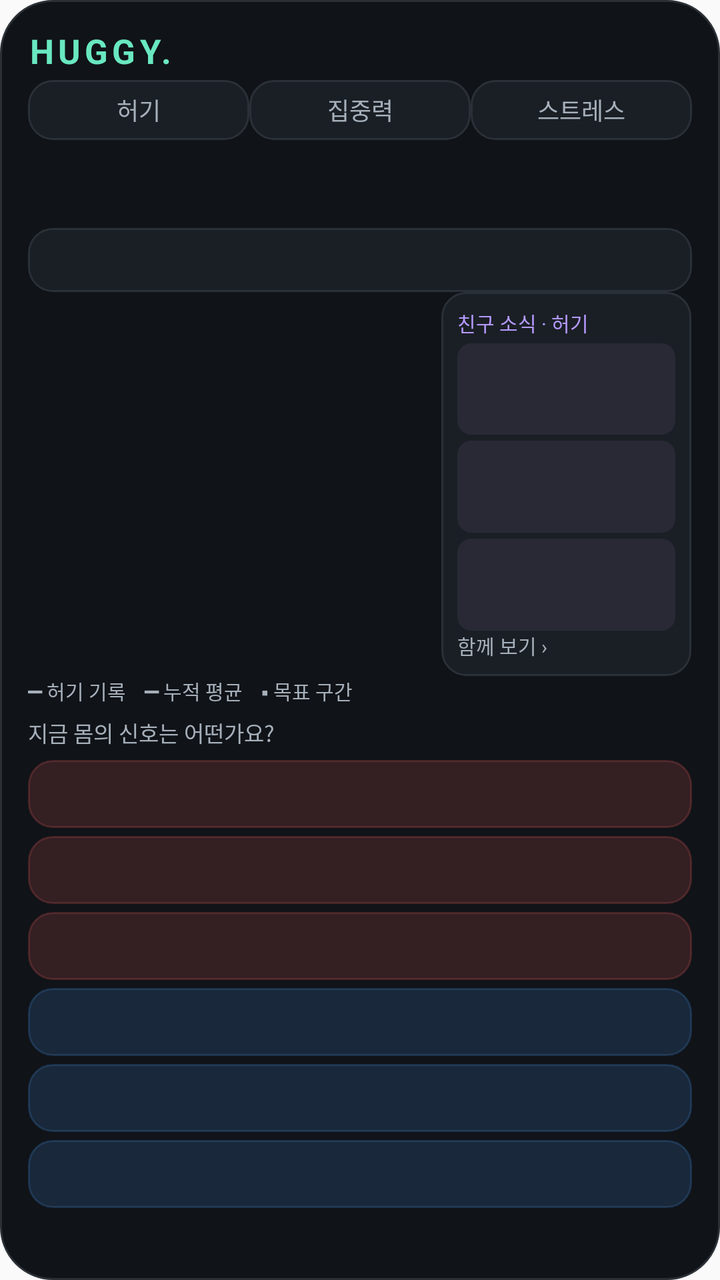
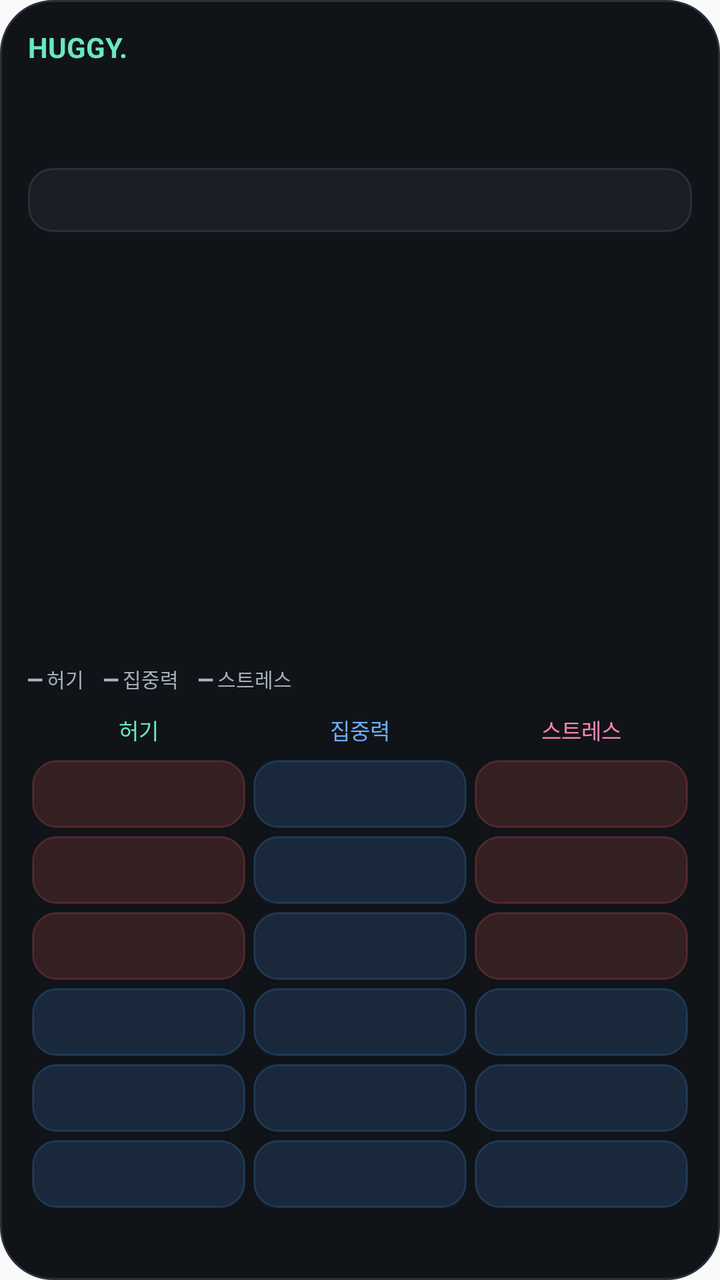

The first picture is an Android layout as it rendered before a commit; the second is the same layout after the commit. The layout source and the unified diff follow.
<!-- AndroidManifest.xml: application theme android:Theme.Material.Light.NoActionBar -->
<!-- res/layout/widget.xml -->
<FrameLayout xmlns:android="http://schemas.android.com/apk/res/android" android:layout_width="match_parent" android:layout_height="match_parent" android:background="@drawable/widget_background">
<LinearLayout android:layout_width="match_parent" android:layout_height="match_parent" android:padding="14dp" android:orientation="vertical">
<LinearLayout android:layout_width="match_parent" android:layout_height="26dp" android:orientation="horizontal">
<TextView android:id="@+id/brand" android:maxLines="1" android:ellipsize="end" android:layout_width="0dp" android:layout_weight="1" android:layout_height="26dp" android:text="HUGGY." android:textStyle="bold" android:letterSpacing="0.12" android:textSize="17sp" android:textColor="#69E8C0"/>
<TextView android:id="@+id/update" android:layout_width="wrap_content" android:layout_height="match_parent" android:gravity="center" android:paddingLeft="8dp" android:paddingRight="8dp" android:text="↑ 업데이트" android:textSize="11sp" android:textColor="#101317" android:backgroundTint="#69E8C0" android:background="@drawable/widget_button" android:visibility="gone"/>
</LinearLayout>
<LinearLayout android:layout_width="match_parent" android:layout_height="30dp" android:orientation="horizontal"><TextView android:id="@+id/metric0" android:layout_width="0dp" android:layout_weight="1" android:layout_height="match_parent" android:gravity="center" android:text="허기" android:textSize="12sp" android:textColor="#A6B0BB" android:background="@drawable/widget_button"/><TextView android:id="@+id/metric1" android:layout_width="0dp" android:layout_weight="1" android:layout_height="match_parent" android:gravity="center" android:text="집중력" android:textSize="12sp" android:textColor="#A6B0BB" android:background="@drawable/widget_button"/><TextView android:id="@+id/metric2" android:layout_width="0dp" android:layout_weight="1" android:layout_height="match_parent" android:gravity="center" android:text="스트레스" android:textSize="12sp" android:textColor="#A6B0BB" android:background="@drawable/widget_button"/></LinearLayout>
<LinearLayout android:layout_width="match_parent" android:layout_height="44dp">
<TextView android:id="@+id/current" android:maxLines="2" android:ellipsize="end" android:layout_width="0dp" android:layout_weight="1.1" android:layout_height="match_parent" android:textColor="#F0F3F5" android:textSize="13sp" android:gravity="center_vertical"/>
<TextView android:id="@+id/mean" android:layout_width="0dp" android:layout_weight="0.8" android:layout_height="match_parent" android:textColor="#B59AFF" android:textSize="12sp" android:gravity="center"/>
<TextView android:id="@+id/score" android:layout_width="0dp" android:layout_weight="1" android:layout_height="match_parent" android:textColor="#F0F3F5" android:textSize="12sp" android:gravity="center_vertical|right"/>
</LinearLayout>
<TextView android:id="@+id/weight" android:layout_width="match_parent" android:layout_height="32dp" android:background="@drawable/widget_button" android:gravity="center_vertical" android:paddingLeft="10dp" android:textSize="12sp" android:textColor="#E2E7EC"/>
<LinearLayout android:layout_width="match_parent" android:layout_height="0dp" android:layout_weight="1" android:orientation="horizontal">
<ImageView android:id="@+id/plot" android:layout_width="0dp" android:layout_weight="1.65" android:layout_height="match_parent" android:scaleType="fitXY" android:contentDescription="오늘의 허기 기록과 시간 누적 평균 그래프"/>
<LinearLayout android:id="@+id/friendPanel" android:layout_width="0dp" android:layout_weight="1" android:layout_height="match_parent" android:orientation="vertical" android:background="@drawable/widget_button" android:padding="8dp">
<TextView android:layout_width="match_parent" android:layout_height="wrap_content" android:text="친구 소식 · 허기" android:textSize="10sp" android:textColor="#B59AFF"/>
<TextView android:id="@+id/friendMessage0" android:layout_width="match_parent" android:layout_height="0dp" android:layout_weight="1" android:layout_marginTop="3dp" android:padding="4dp" android:background="@drawable/friend_message" android:gravity="center_vertical" android:textSize="10sp" android:textColor="#E2E7EC" android:maxLines="3"/>
<TextView android:id="@+id/friendMessage1" android:layout_width="match_parent" android:layout_height="0dp" android:layout_weight="1" android:layout_marginTop="3dp" android:padding="4dp" android:background="@drawable/friend_message" android:gravity="center_vertical" android:textSize="10sp" android:textColor="#E2E7EC" android:maxLines="3"/>
<TextView android:id="@+id/friendMessage2" android:layout_width="match_parent" android:layout_height="0dp" android:layout_weight="1" android:layout_marginTop="3dp" android:padding="4dp" android:background="@drawable/friend_message" android:gravity="center_vertical" android:textSize="10sp" android:textColor="#E2E7EC" android:maxLines="3"/>

<TextView android:layout_width="match_parent" android:layout_height="wrap_content" android:text="함께 보기 ›" android:textSize="10sp" android:textColor="#A6B0BB"/>
</LinearLayout>
</LinearLayout>
<TextView android:layout_width="match_parent" android:layout_height="20dp" android:text="━ 허기 기록    ━ 누적 평균    ▪ 목표 구간" android:textSize="10sp" android:textColor="#A6B0BB" android:id="@+id/legend"/>
<TextView android:layout_width="match_parent" android:layout_height="20dp" android:text="지금 몸의 신호는 어떤가요?" android:textSize="11sp" android:textColor="#A6B0BB"/>
<TextView android:id="@+id/b0" android:layout_width="match_parent" android:layout_height="34dp" android:layout_marginTop="2dp" android:layout_marginBottom="2dp" android:paddingLeft="10dp" android:paddingRight="10dp" android:gravity="center_vertical" android:textSize="12sp" android:textColor="#E2E7EC" android:background="@drawable/button_full" android:maxLines="1"/>
<TextView android:id="@+id/b1" android:layout_width="match_parent" android:layout_height="34dp" android:layout_marginTop="2dp" android:layout_marginBottom="2dp" android:paddingLeft="10dp" android:paddingRight="10dp" android:gravity="center_vertical" android:textSize="12sp" android:textColor="#E2E7EC" android:background="@drawable/button_full" android:maxLines="1"/>
<TextView android:id="@+id/b2" android:layout_width="match_parent" android:layout_height="34dp" android:layout_marginTop="2dp" android:layout_marginBottom="2dp" android:paddingLeft="10dp" android:paddingRight="10dp" android:gravity="center_vertical" android:textSize="12sp" android:textColor="#E2E7EC" android:background="@drawable/button_full" android:maxLines="1"/>
<TextView android:id="@+id/b3" android:layout_width="match_parent" android:layout_height="34dp" android:layout_marginTop="2dp" android:layout_marginBottom="2dp" android:paddingLeft="10dp" android:paddingRight="10dp" android:gravity="center_vertical" android:textSize="12sp" android:textColor="#E2E7EC" android:background="@drawable/button_hungry" android:maxLines="1"/>
<TextView android:id="@+id/b4" android:layout_width="match_parent" android:layout_height="34dp" android:layout_marginTop="2dp" android:layout_marginBottom="2dp" android:paddingLeft="10dp" android:paddingRight="10dp" android:gravity="center_vertical" android:textSize="12sp" android:textColor="#E2E7EC" android:background="@drawable/button_hungry" android:maxLines="1"/>
<TextView android:id="@+id/b5" android:layout_width="match_parent" android:layout_height="34dp" android:layout_marginTop="2dp" android:layout_marginBottom="2dp" android:paddingLeft="10dp" android:paddingRight="10dp" android:gravity="center_vertical" android:textSize="12sp" android:textColor="#E2E7EC" android:background="@drawable/button_hungry" android:maxLines="1"/>
<TextView android:id="@+id/status" android:layout_width="match_parent" android:layout_height="20dp" android:textColor="#8E9BA5" android:textSize="10sp" android:gravity="center_vertical"/>
</LinearLayout>
<ImageView android:id="@+id/effect" android:layout_width="match_parent" android:layout_height="match_parent" android:scaleType="fitXY" android:importantForAccessibility="no"/>
</FrameLayout>
<!-- resources referenced by this layout -->
<resources>
  <!-- drawable button_full (drawable) -->
  <ripple xmlns:android="http://schemas.android.com/apk/res/android" android:color="#33FF6363">
   <item><shape><solid android:color="#26FF6363"/><corners android:radius="12dp"/><stroke android:width="1dp" android:color="#33FF6363"/></shape></item>
  </ripple>
  <!-- drawable button_hungry (drawable) -->
  <ripple xmlns:android="http://schemas.android.com/apk/res/android" android:color="#334C9EFF">
   <item><shape><solid android:color="#264C9EFF"/><corners android:radius="12dp"/><stroke android:width="1dp" android:color="#334C9EFF"/></shape></item>
  </ripple>
  <!-- drawable friend_message (drawable) -->
  <shape xmlns:android="http://schemas.android.com/apk/res/android"><solid android:color="#292936"/><corners android:radius="7dp"/></shape>
  <!-- drawable widget_background (drawable) -->
  <shape xmlns:android="http://schemas.android.com/apk/res/android"><solid android:color="#101317"/><corners android:radius="26dp"/><stroke android:width="1dp" android:color="#2A3036"/></shape>
  <!-- drawable widget_button (drawable) -->
  <ripple xmlns:android="http://schemas.android.com/apk/res/android" android:color="#5569E8C0"><item><shape><solid android:color="#1A1F25"/><corners android:radius="12dp"/><stroke android:width="1dp" android:color="#2A3037"/></shape></item></ripple>
</resources>

<!-- the commit's change to res/layout/widget.xml (unified diff, before → after) -->
@@ -1,36 +1,53 @@
 <FrameLayout xmlns:android="http://schemas.android.com/apk/res/android" android:layout_width="match_parent" android:layout_height="match_parent" android:background="@drawable/widget_background">
 <LinearLayout android:layout_width="match_parent" android:layout_height="match_parent" android:padding="14dp" android:orientation="vertical">
 <LinearLayout android:layout_width="match_parent" android:layout_height="26dp" android:orientation="horizontal">
-<TextView android:id="@+id/brand" android:maxLines="1" android:ellipsize="end" android:layout_width="0dp" android:layout_weight="1" android:layout_height="26dp" android:text="HUGGY." android:textStyle="bold" android:letterSpacing="0.12" android:textSize="17sp" android:textColor="#69E8C0"/>
+<TextView android:id="@+id/brand" android:layout_width="0dp" android:layout_weight="1" android:layout_height="match_parent" android:text="HUGGY." android:textStyle="bold" android:textSize="14sp" android:textColor="#69E8C0" android:maxLines="1" android:ellipsize="end"/>
 <TextView android:id="@+id/update" android:layout_width="wrap_content" android:layout_height="match_parent" android:gravity="center" android:paddingLeft="8dp" android:paddingRight="8dp" android:text="↑ 업데이트" android:textSize="11sp" android:textColor="#101317" android:backgroundTint="#69E8C0" android:background="@drawable/widget_button" android:visibility="gone"/>
 </LinearLayout>
-<LinearLayout android:layout_width="match_parent" android:layout_height="30dp" android:orientation="horizontal"><TextView android:id="@+id/metric0" android:layout_width="0dp" android:layout_weight="1" android:layout_height="match_parent" android:gravity="center" android:text="허기" android:textSize="12sp" android:textColor="#A6B0BB" android:background="@drawable/widget_button"/><TextView android:id="@+id/metric1" android:layout_width="0dp" android:layout_weight="1" android:layout_height="match_parent" android:gravity="center" android:text="집중력" android:textSize="12sp" android:textColor="#A6B0BB" android:background="@drawable/widget_button"/><TextView android:id="@+id/metric2" android:layout_width="0dp" android:layout_weight="1" android:layout_height="match_parent" android:gravity="center" android:text="스트레스" android:textSize="12sp" android:textColor="#A6B0BB" android:background="@drawable/widget_button"/></LinearLayout>
-<LinearLayout android:layout_width="match_parent" android:layout_height="44dp">
-<TextView android:id="@+id/current" android:maxLines="2" android:ellipsize="end" android:layout_width="0dp" android:layout_weight="1.1" android:layout_height="match_parent" android:textColor="#F0F3F5" android:textSize="13sp" android:gravity="center_vertical"/>
-<TextView android:id="@+id/mean" android:layout_width="0dp" android:layout_weight="0.8" android:layout_height="match_parent" android:textColor="#B59AFF" android:textSize="12sp" android:gravity="center"/>
-<TextView android:id="@+id/score" android:layout_width="0dp" android:layout_weight="1" android:layout_height="match_parent" android:textColor="#F0F3F5" android:textSize="12sp" android:gravity="center_vertical|right"/>
+<LinearLayout android:layout_width="match_parent" android:layout_height="44dp" android:orientation="horizontal">
+<TextView android:id="@+id/score" android:layout_width="0dp" android:layout_weight="1" android:layout_height="match_parent" android:gravity="center" android:textSize="10sp" android:textColor="#69E8C0" android:maxLines="2" android:ellipsize="end"/>
+<TextView android:id="@+id/focusScore" android:layout_width="0dp" android:layout_weight="1" android:layout_height="match_parent" android:gravity="center" android:textSize="10sp" android:textColor="#6CAFFF" android:maxLines="2" android:ellipsize="end"/>
+<TextView android:id="@+id/stressScore" android:layout_width="0dp" android:layout_weight="1" android:layout_height="match_parent" android:gravity="center" android:textSize="10sp" android:textColor="#FF86B6" android:maxLines="2" android:ellipsize="end"/>
 </LinearLayout>
-<TextView android:id="@+id/weight" android:layout_width="match_parent" android:layout_height="32dp" android:background="@drawable/widget_button" android:gravity="center_vertical" android:paddingLeft="10dp" android:textSize="12sp" android:textColor="#E2E7EC"/>
-<LinearLayout android:layout_width="match_parent" android:layout_height="0dp" android:layout_weight="1" android:orientation="horizontal">
-<ImageView android:id="@+id/plot" android:layout_width="0dp" android:layout_weight="1.65" android:layout_height="match_parent" android:scaleType="fitXY" android:contentDescription="오늘의 허기 기록과 시간 누적 평균 그래프"/>
-<LinearLayout android:id="@+id/friendPanel" android:layout_width="0dp" android:layout_weight="1" android:layout_height="match_parent" android:orientation="vertical" android:background="@drawable/widget_button" android:padding="8dp">
-<TextView android:layout_width="match_parent" android:layout_height="wrap_content" android:text="친구 소식 · 허기" android:textSize="10sp" android:textColor="#B59AFF"/>
-<TextView android:id="@+id/friendMessage0" android:layout_width="match_parent" android:layout_height="0dp" android:layout_weight="1" android:layout_marginTop="3dp" android:padding="4dp" android:background="@drawable/friend_message" android:gravity="center_vertical" android:textSize="10sp" android:textColor="#E2E7EC" android:maxLines="3"/>
-<TextView android:id="@+id/friendMessage1" android:layout_width="match_parent" android:layout_height="0dp" android:layout_weight="1" android:layout_marginTop="3dp" android:padding="4dp" android:background="@drawable/friend_message" android:gravity="center_vertical" android:textSize="10sp" android:textColor="#E2E7EC" android:maxLines="3"/>
-<TextView android:id="@+id/friendMessage2" android:layout_width="match_parent" android:layout_height="0dp" android:layout_weight="1" android:layout_marginTop="3dp" android:padding="4dp" android:background="@drawable/friend_message" android:gravity="center_vertical" android:textSize="10sp" android:textColor="#E2E7EC" android:maxLines="3"/>
-
-<TextView android:layout_width="match_parent" android:layout_height="wrap_content" android:text="함께 보기 ›" android:textSize="10sp" android:textColor="#A6B0BB"/>
+<TextView android:id="@+id/weight" android:layout_width="match_parent" android:layout_height="32dp" android:background="@drawable/widget_button" android:gravity="center_vertical" android:paddingLeft="10dp" android:textSize="11sp" android:textColor="#E2E7EC"/>
+<ImageView android:id="@+id/plot" android:layout_width="match_parent" android:layout_height="0dp" android:layout_weight="1" android:scaleType="fitXY" android:contentDescription="오늘의 허기·집중력·스트레스 기록 그래프"/>
+<TextView android:id="@+id/legend" android:layout_width="match_parent" android:layout_height="20dp" android:text="━ 허기　━ 집중력　━ 스트레스" android:textSize="10sp" android:textColor="#A6B0BB"/>
+<LinearLayout android:layout_width="match_parent" android:layout_height="26dp" android:orientation="horizontal">
+<TextView android:id="@+id/metric0" android:layout_width="0dp" android:layout_weight="1" android:layout_height="match_parent" android:gravity="center" android:text="허기" android:textSize="11sp" android:textColor="#69E8C0" android:contentDescription="허기 기록 수정"/>
+<TextView android:id="@+id/metric1" android:layout_width="0dp" android:layout_weight="1" android:layout_height="match_parent" android:gravity="center" android:text="집중력" android:textSize="11sp" android:textColor="#6CAFFF" android:contentDescription="집중력 기록 수정"/>
+<TextView android:id="@+id/metric2" android:layout_width="0dp" android:layout_weight="1" android:layout_height="match_parent" android:gravity="center" android:text="스트레스" android:textSize="11sp" android:textColor="#FF86B6" android:contentDescription="스트레스 기록 수정"/>
 </LinearLayout>
+<LinearLayout android:layout_width="match_parent" android:layout_height="38dp" android:orientation="horizontal">
+<TextView android:id="@+id/b0" android:layout_width="0dp" android:layout_weight="1" android:layout_height="match_parent" android:layout_margin="2dp" android:paddingLeft="3dp" android:paddingRight="3dp" android:gravity="center" android:textSize="10sp" android:textColor="#E2E7EC" android:background="@drawable/button_full" android:maxLines="2" android:ellipsize="end"/>
+<TextView android:id="@+id/f0" android:layout_width="0dp" android:layout_weight="1" android:layout_height="match_parent" android:layout_margin="2dp" android:paddingLeft="3dp" android:paddingRight="3dp" android:gravity="center" android:textSize="10sp" android:textColor="#E2E7EC" android:background="@drawable/button_hungry" android:maxLines="2" android:ellipsize="end"/>
+<TextView android:id="@+id/s0" android:layout_width="0dp" android:layout_weight="1" android:layout_height="match_parent" android:layout_margin="2dp" android:paddingLeft="3dp" android:paddingRight="3dp" android:gravity="center" android:textSize="10sp" android:textColor="#E2E7EC" android:background="@drawable/button_full" android:maxLines="2" android:ellipsize="end"/>
 </LinearLayout>
-<TextView android:layout_width="match_parent" android:layout_height="20dp" android:text="━ 허기 기록    ━ 누적 평균    ▪ 목표 구간" android:textSize="10sp" android:textColor="#A6B0BB" android:id="@+id/legend"/>
-<TextView android:layout_width="match_parent" android:layout_height="20dp" android:text="지금 몸의 신호는 어떤가요?" android:textSize="11sp" android:textColor="#A6B0BB"/>
-<TextView android:id="@+id/b0" android:layout_width="match_parent" android:layout_height="34dp" android:layout_marginTop="2dp" android:layout_marginBottom="2dp" android:paddingLeft="10dp" android:paddingRight="10dp" android:gravity="center_vertical" android:textSize="12sp" android:textColor="#E2E7EC" android:background="@drawable/button_full" android:maxLines="1"/>
-<TextView android:id="@+id/b1" android:layout_width="match_parent" android:layout_height="34dp" android:layout_marginTop="2dp" android:layout_marginBottom="2dp" android:paddingLeft="10dp" android:paddingRight="10dp" android:gravity="center_vertical" android:textSize="12sp" android:textColor="#E2E7EC" android:background="@drawable/button_full" android:maxLines="1"/>
-<TextView android:id="@+id/b2" android:layout_width="match_parent" android:layout_height="34dp" android:layout_marginTop="2dp" android:layout_marginBottom="2dp" android:paddingLeft="10dp" android:paddingRight="10dp" android:gravity="center_vertical" android:textSize="12sp" android:textColor="#E2E7EC" android:background="@drawable/button_full" android:maxLines="1"/>
-<TextView android:id="@+id/b3" android:layout_width="match_parent" android:layout_height="34dp" android:layout_marginTop="2dp" android:layout_marginBottom="2dp" android:paddingLeft="10dp" android:paddingRight="10dp" android:gravity="center_vertical" android:textSize="12sp" android:textColor="#E2E7EC" android:background="@drawable/button_hungry" android:maxLines="1"/>
-<TextView android:id="@+id/b4" android:layout_width="match_parent" android:layout_height="34dp" android:layout_marginTop="2dp" android:layout_marginBottom="2dp" android:paddingLeft="10dp" android:paddingRight="10dp" android:gravity="center_vertical" android:textSize="12sp" android:textColor="#E2E7EC" android:background="@drawable/button_hungry" android:maxLines="1"/>
-<TextView android:id="@+id/b5" android:layout_width="match_parent" android:layout_height="34dp" android:layout_marginTop="2dp" android:layout_marginBottom="2dp" android:paddingLeft="10dp" android:paddingRight="10dp" android:gravity="center_vertical" android:textSize="12sp" android:textColor="#E2E7EC" android:background="@drawable/button_hungry" android:maxLines="1"/>
-<TextView android:id="@+id/status" android:layout_width="match_parent" android:layout_height="20dp" android:textColor="#8E9BA5" android:textSize="10sp" android:gravity="center_vertical"/>
+<LinearLayout android:layout_width="match_parent" android:layout_height="38dp" android:orientation="horizontal">
+<TextView android:id="@+id/b1" android:layout_width="0dp" android:layout_weight="1" android:layout_height="match_parent" android:layout_margin="2dp" android:paddingLeft="3dp" android:paddingRight="3dp" android:gravity="center" android:textSize="10sp" android:textColor="#E2E7EC" android:background="@drawable/button_full" android:maxLines="2" android:ellipsize="end"/>
+<TextView android:id="@+id/f1" android:layout_width="0dp" android:layout_weight="1" android:layout_height="match_parent" android:layout_margin="2dp" android:paddingLeft="3dp" android:paddingRight="3dp" android:gravity="center" android:textSize="10sp" android:textColor="#E2E7EC" android:background="@drawable/button_hungry" android:maxLines="2" android:ellipsize="end"/>
+<TextView android:id="@+id/s1" android:layout_width="0dp" android:layout_weight="1" android:layout_height="match_parent" android:layout_margin="2dp" android:paddingLeft="3dp" android:paddingRight="3dp" android:gravity="center" android:textSize="10sp" android:textColor="#E2E7EC" android:background="@drawable/button_full" android:maxLines="2" android:ellipsize="end"/>
+</LinearLayout>
+<LinearLayout android:layout_width="match_parent" android:layout_height="38dp" android:orientation="horizontal">
+<TextView android:id="@+id/b2" android:layout_width="0dp" android:layout_weight="1" android:layout_height="match_parent" android:layout_margin="2dp" android:paddingLeft="3dp" android:paddingRight="3dp" android:gravity="center" android:textSize="10sp" android:textColor="#E2E7EC" android:background="@drawable/button_full" android:maxLines="2" android:ellipsize="end"/>
+<TextView android:id="@+id/f2" android:layout_width="0dp" android:layout_weight="1" android:layout_height="match_parent" android:layout_margin="2dp" android:paddingLeft="3dp" android:paddingRight="3dp" android:gravity="center" android:textSize="10sp" android:textColor="#E2E7EC" android:background="@drawable/button_hungry" android:maxLines="2" android:ellipsize="end"/>
+<TextView android:id="@+id/s2" android:layout_width="0dp" android:layout_weight="1" android:layout_height="match_parent" android:layout_margin="2dp" android:paddingLeft="3dp" android:paddingRight="3dp" android:gravity="center" android:textSize="10sp" android:textColor="#E2E7EC" android:background="@drawable/button_full" android:maxLines="2" android:ellipsize="end"/>
+</LinearLayout>
+<LinearLayout android:layout_width="match_parent" android:layout_height="38dp" android:orientation="horizontal">
+<TextView android:id="@+id/b3" android:layout_width="0dp" android:layout_weight="1" android:layout_height="match_parent" android:layout_margin="2dp" android:paddingLeft="3dp" android:paddingRight="3dp" android:gravity="center" android:textSize="10sp" android:textColor="#E2E7EC" android:background="@drawable/button_hungry" android:maxLines="2" android:ellipsize="end"/>
+<TextView android:id="@+id/f3" android:layout_width="0dp" android:layout_weight="1" android:layout_height="match_parent" android:layout_margin="2dp" android:paddingLeft="3dp" android:paddingRight="3dp" android:gravity="center" android:textSize="10sp" android:textColor="#E2E7EC" android:background="@drawable/button_hungry" android:maxLines="2" android:ellipsize="end"/>
+<TextView android:id="@+id/s3" android:layout_width="0dp" android:layout_weight="1" android:layout_height="match_parent" android:layout_margin="2dp" android:paddingLeft="3dp" android:paddingRight="3dp" android:gravity="center" android:textSize="10sp" android:textColor="#E2E7EC" android:background="@drawable/button_hungry" android:maxLines="2" android:ellipsize="end"/>
+</LinearLayout>
+<LinearLayout android:layout_width="match_parent" android:layout_height="38dp" android:orientation="horizontal">
+<TextView android:id="@+id/b4" android:layout_width="0dp" android:layout_weight="1" android:layout_height="match_parent" android:layout_margin="2dp" android:paddingLeft="3dp" android:paddingRight="3dp" android:gravity="center" android:textSize="10sp" android:textColor="#E2E7EC" android:background="@drawable/button_hungry" android:maxLines="2" android:ellipsize="end"/>
+<TextView android:id="@+id/f4" android:layout_width="0dp" android:layout_weight="1" android:layout_height="match_parent" android:layout_margin="2dp" android:paddingLeft="3dp" android:paddingRight="3dp" android:gravity="center" android:textSize="10sp" android:textColor="#E2E7EC" android:background="@drawable/button_hungry" android:maxLines="2" android:ellipsize="end"/>
+<TextView android:id="@+id/s4" android:layout_width="0dp" android:layout_weight="1" android:layout_height="match_parent" android:layout_margin="2dp" android:paddingLeft="3dp" android:paddingRight="3dp" android:gravity="center" android:textSize="10sp" android:textColor="#E2E7EC" android:background="@drawable/button_hungry" android:maxLines="2" android:ellipsize="end"/>
+</LinearLayout>
+<LinearLayout android:layout_width="match_parent" android:layout_height="38dp" android:orientation="horizontal">
+<TextView android:id="@+id/b5" android:layout_width="0dp" android:layout_weight="1" android:layout_height="match_parent" android:layout_margin="2dp" android:paddingLeft="3dp" android:paddingRight="3dp" android:gravity="center" android:textSize="10sp" android:textColor="#E2E7EC" android:background="@drawable/button_hungry" android:maxLines="2" android:ellipsize="end"/>
+<TextView android:id="@+id/f5" android:layout_width="0dp" android:layout_weight="1" android:layout_height="match_parent" android:layout_margin="2dp" android:paddingLeft="3dp" android:paddingRight="3dp" android:gravity="center" android:textSize="10sp" android:textColor="#E2E7EC" android:background="@drawable/button_hungry" android:maxLines="2" android:ellipsize="end"/>
+<TextView android:id="@+id/s5" android:layout_width="0dp" android:layout_weight="1" android:layout_height="match_parent" android:layout_margin="2dp" android:paddingLeft="3dp" android:paddingRight="3dp" android:gravity="center" android:textSize="10sp" android:textColor="#E2E7EC" android:background="@drawable/button_hungry" android:maxLines="2" android:ellipsize="end"/>
+</LinearLayout>
+<TextView android:id="@+id/status" android:layout_width="match_parent" android:layout_height="20dp" android:textColor="#8E9BA5" android:textSize="9sp" android:gravity="center_vertical" android:maxLines="1" android:ellipsize="end"/>
 </LinearLayout>
 <ImageView android:id="@+id/effect" android:layout_width="match_parent" android:layout_height="match_parent" android:scaleType="fitXY" android:importantForAccessibility="no"/>
 </FrameLayout>
<!-- resource entries referenced after the edit -->
@@ -8,8 +8,6 @@
   <ripple xmlns:android="http://schemas.android.com/apk/res/android" android:color="#334C9EFF">
    <item><shape><solid android:color="#264C9EFF"/><corners android:radius="12dp"/><stroke android:width="1dp" android:color="#334C9EFF"/></shape></item>
   </ripple>
-  <!-- drawable friend_message (drawable) -->
-  <shape xmlns:android="http://schemas.android.com/apk/res/android"><solid android:color="#292936"/><corners android:radius="7dp"/></shape>
   <!-- drawable widget_background (drawable) -->
   <shape xmlns:android="http://schemas.android.com/apk/res/android"><solid android:color="#101317"/><corners android:radius="26dp"/><stroke android:width="1dp" android:color="#2A3036"/></shape>
   <!-- drawable widget_button (drawable) -->
